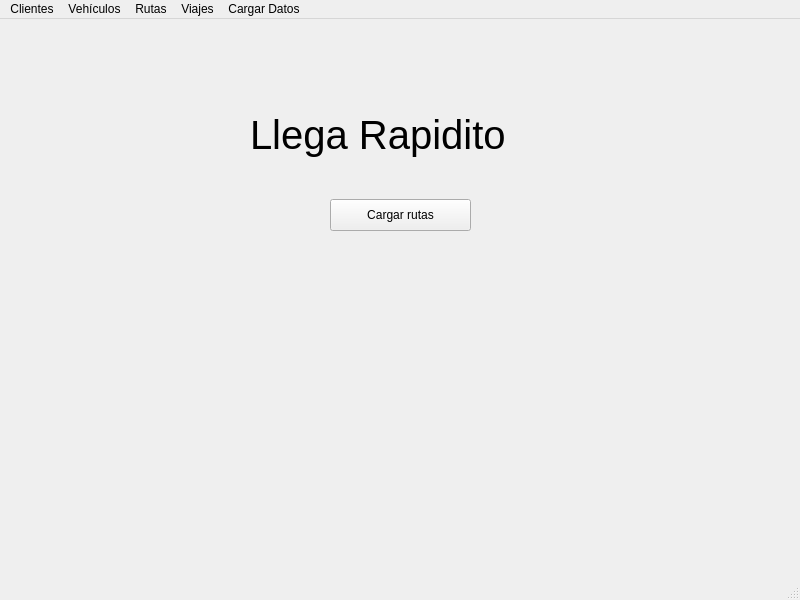
Above: src/iu/main.ui from HerberthReyes07/EDD_EVD24_P2 before the change. Below: the same form after it.
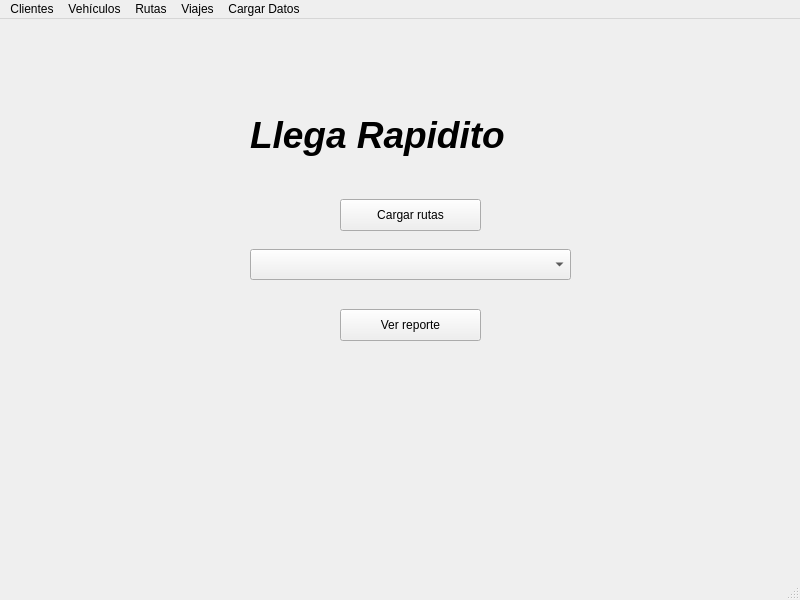
That is the form after the change.

Diff of the .ui file:
```diff
--- a/src/iu/main.ui
+++ b/src/iu/main.ui
@@ -26,7 +26,10 @@
     <property name="font">
      <font>
       <family>Ubuntu</family>
-      <pointsize>30</pointsize>
+      <pointsize>28</pointsize>
+      <weight>75</weight>
+      <italic>true</italic>
+      <bold>true</bold>
      </font>
     </property>
     <property name="text">
@@ -36,7 +39,7 @@
    <widget class="QPushButton" name="pushButton_cargar_rutas">
     <property name="geometry">
      <rect>
-      <x>330</x>
+      <x>340</x>
       <y>180</y>
       <width>141</width>
       <height>32</height>
@@ -46,6 +49,29 @@
      <string>Cargar rutas</string>
     </property>
    </widget>
+   <widget class="QComboBox" name="comboBox_reportes">
+    <property name="geometry">
+     <rect>
+      <x>250</x>
+      <y>230</y>
+      <width>321</width>
+      <height>31</height>
+     </rect>
+    </property>
+   </widget>
+   <widget class="QPushButton" name="pushButton_ver_reporte">
+    <property name="geometry">
+     <rect>
+      <x>340</x>
+      <y>290</y>
+      <width>141</width>
+      <height>32</height>
+     </rect>
+    </property>
+    <property name="text">
+     <string>Ver reporte</string>
+    </property>
+   </widget>
   </widget>
   <widget class="QMenuBar" name="menubar">
    <property name="geometry">
```
